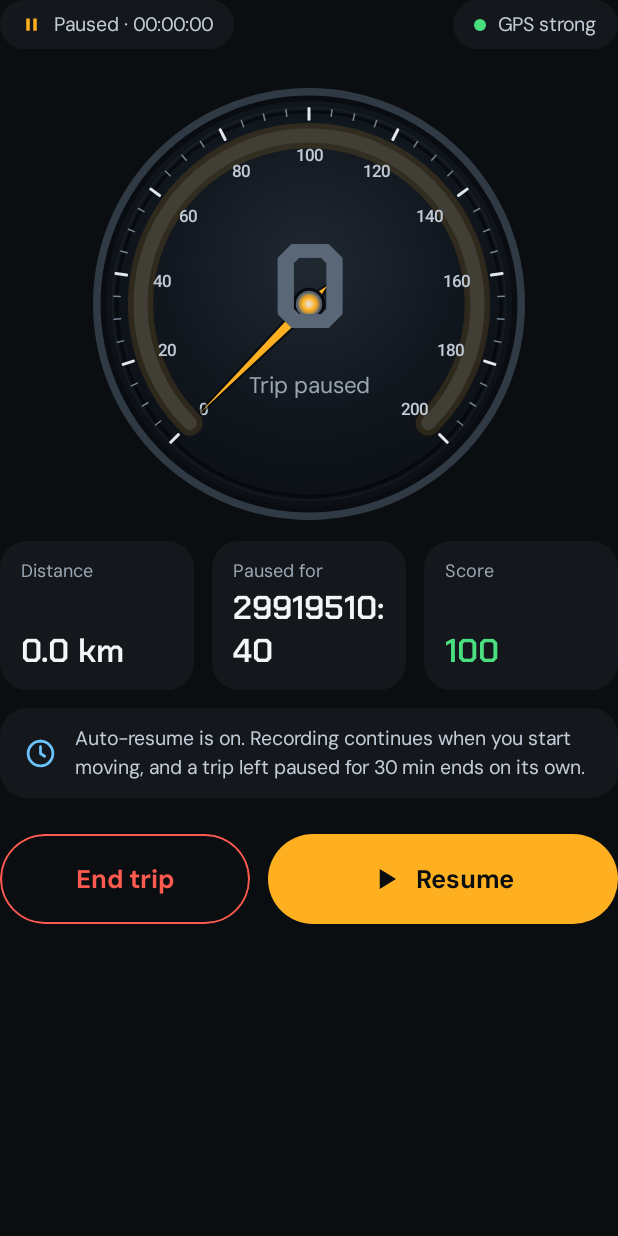
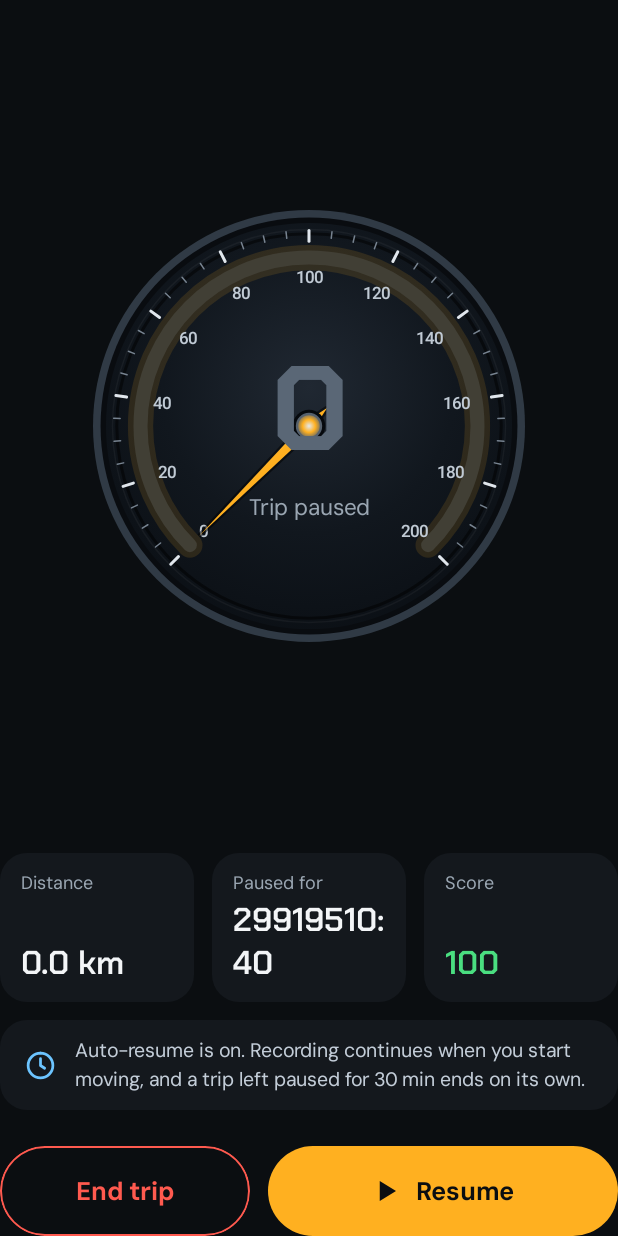
Before and after one commit to bilaltariq8001-bit/Speedometer, an Android app built with Jetpack Compose: the composable PausedView called with empty values, on a phone screen of 412 x 824 dp. Run offline under Robolectric (Android 15) with nearby library versions, the phone set to English and light mode, and no system bars; 3 statements that could not run were skipped.

Commit message:
Paused trip screen: no scrolling (gauge shrinks to fit), paused-time and GPS status pills removed

```diff
--- a/app/src/main/java/com/speedometer/app/feature/drive/ui/LiveDriveScreen.kt
+++ b/app/src/main/java/com/speedometer/app/feature/drive/ui/LiveDriveScreen.kt
@@ -252,10 +252,10 @@ fun LiveDriveScreen(
             }
         } else if (userPaused) {
             Column(
-                Modifier.fillMaxSize().background(Bg).statusBarsPadding().verticalScroll(rememberScrollState()),
+                Modifier.fillMaxSize().background(Bg).statusBarsPadding().navigationBarsPadding(),
                 horizontalAlignment = Alignment.CenterHorizontally,
             ) {
-                Column(Modifier.widthIn(max = layout.contentMax).fillMaxWidth().padding(20.dp)) {
+                Column(Modifier.widthIn(max = layout.contentMax).fillMaxSize().padding(20.dp)) {
                     PausedView(trip, unit, activeSettings.mph, vm.pausedAtMs(), onResume = vm::resume, onEnd = { vm.end(); onEnd() })
                 }
             }
--- a/app/src/main/java/com/speedometer/app/feature/drive/ui/LiveOverlays.kt
+++ b/app/src/main/java/com/speedometer/app/feature/drive/ui/LiveOverlays.kt
@@ -96,18 +96,12 @@ fun PausedView(trip: TripState, unit: SpeedUnit, mi: Boolean, pausedAtMs: Long,
     LaunchedEffect(Unit) { while (true) { delay(1000); now = System.currentTimeMillis() } }
     val pausedSec = ((now - pausedAtMs) / 1000).coerceAtLeast(0)
 
-    Column(Modifier.fillMaxWidth(), horizontalAlignment = Alignment.CenterHorizontally) {
-        Row(Modifier.fillMaxWidth(), horizontalArrangement = Arrangement.SpaceBetween, verticalAlignment = Alignment.CenterVertically) {
-            StatusPill {
-                StrokeIcon("M6 5h4v14H6z M14 5h4v14h-4z", Amber, size = 14.dp, box = 24f, filled = true)
-                Text(stringResource(R.string.paused_pill, clock(trip.durationSec)), style = bodyStyle(13, color = TextSoft))
-            }
-            StatusPill {
-                Box(Modifier.size(8.dp).background(if (trip.gps == GpsQuality.Strong) Ok else Amber, CircleShape))
-                Text(stringResource(if (trip.gps == GpsQuality.Strong) R.string.gps_strong_pill else R.string.gps_weak_pill), style = bodyStyle(13, color = TextSoft))
-            }
-        }
-        Box(Modifier.widthIn(max = 300.dp).fillMaxWidth().padding(top = 20.dp), contentAlignment = Alignment.Center) {
+    // Fixed screen (no scrolling) and no status pills: the gauge takes whatever height is left and shrinks to fit,
+    // so the stats, the note and the buttons always stay on screen.
+    Column(Modifier.fillMaxSize(), horizontalAlignment = Alignment.CenterHorizontally) {
+        Box(Modifier.weight(1f).widthIn(max = 300.dp).fillMaxWidth().padding(top = 8.dp), contentAlignment = Alignment.Center) {
+            com.speedometer.app.core.designsystem.FitInside(Modifier.fillMaxSize()) {
+                Box(contentAlignment = Alignment.Center) {
                     SpeedGauge(
                         speedKmh = 0f,
                         limitKmh = null,
@@ -116,6 +110,8 @@ fun PausedView(trip: TripState, unit: SpeedUnit, mi: Boolean, pausedAtMs: Long,
                     Column(horizontalAlignment = Alignment.CenterHorizontally) {
                         Text("0", style = displayStyle(80, FontWeight.Bold, PausedGrey).copy(lineHeight = 80.sp))
                         Text(stringResource(R.string.trip_paused), Modifier.padding(top = 4.dp), style = bodyStyle(15))
+                    }
+                }
             }
         }
         Row(Modifier.fillMaxWidth().padding(top = 8.dp).height(IntrinsicSize.Min), horizontalArrangement = Arrangement.spacedBy(12.dp)) {
```
Lines whose indentation alone changed are shown as unchanged.
